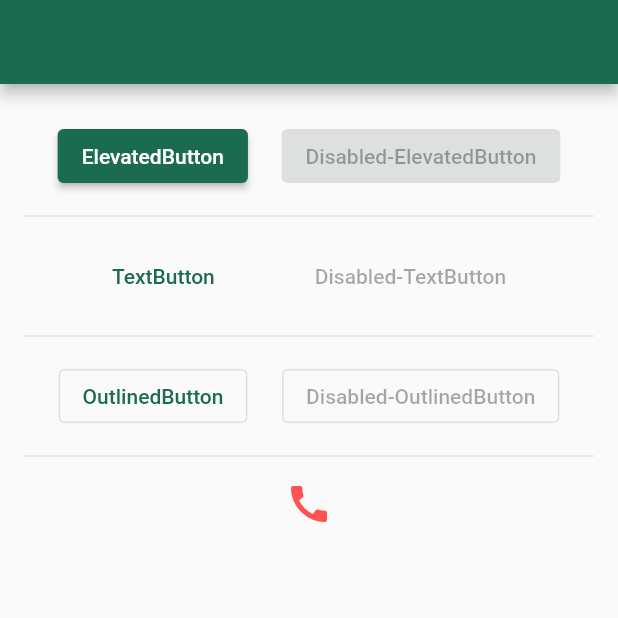
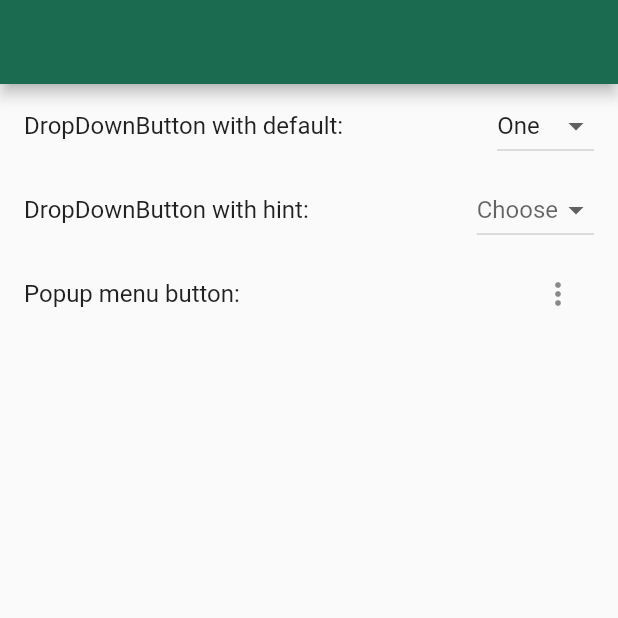
Before and after one commit to ForhadIsrafil/my-flutter-basics-code-modules, a Flutter app: the screen it shows after launch, on a phone screen of 412 x 824 dp, the top half of it. Run offline on Flutter 3.47's test engine with Material 2 defaults, Android fonts, the phone set to English and light mode, and no system bars; our stand-ins replace fluttertoast.

Commit message:
dropdown examples

```diff
--- /dev/null
+++ b/lib/basics_widgets/dropdown_examples.dart
@@ -0,0 +1,84 @@
+import 'dart:core';
+import 'package:flutter/material.dart';
+
+class DropdownExamples extends StatefulWidget {
+  const DropdownExamples({super.key});
+
+  @override
+  State<DropdownExamples> createState() => _DropdownExamplesState();
+}
+
+class _DropdownExamplesState extends State<DropdownExamples> {
+  static const _menuItems = <String>["One", "Two", "Three", "Four"];
+
+  final _dropMenuItems = _menuItems
+      .map(
+        (String value) => DropdownMenuItem<String>(
+          value: value,
+          child: Text(value),
+        ),
+      )
+      .toList();
+
+  final _popUpMenuItems = _menuItems
+      .map(
+        (String value) => PopupMenuItem<String>(
+          value: value,
+          child: Text(value),
+        ),
+      )
+      .toList();
+
+  String _btn1SelectedVal = "One";
+  String? _btn2SelectedVal;
+  late String _btn3SelectedVal;
+
+  @override
+  Widget build(BuildContext context) {
+    return Scaffold(
+      appBar: AppBar(),
+      body: Column(
+        children: [
+          ListTile(
+            title: const Text('DropDownButton with default:'),
+            trailing: DropdownButton<String>(
+              items: _dropMenuItems,
+              value: _btn1SelectedVal,
+              onChanged: (String? newValue) {
+                if (newValue != null) {
+                  setState(() => _btn1SelectedVal = newValue);
+                }
+              },
+            ),
+          ),
+          ListTile(
+            title: const Text('DropDownButton with hint:'),
+            trailing: DropdownButton<String>(
+              items: _dropMenuItems,
+              value: _btn2SelectedVal,
+              hint: const Text("Choose"),
+              onChanged: (String? newValue) {
+                setState(() => _btn2SelectedVal = newValue);
+              },
+            ),
+          ),
+          ListTile(
+            title: const Text('Popup menu button:'),
+            trailing: PopupMenuButton<String>(
+              onSelected: (String newValue) {
+                _btn3SelectedVal = newValue;
+                ScaffoldMessenger.of(context).showSnackBar(
+                  SnackBar(
+                    content: Text(_btn3SelectedVal),
+                    backgroundColor: Colors.blueGrey,
+                  ),
+                );
+              },
+              itemBuilder: (BuildContext context) => _popUpMenuItems,
+            ),
+          ),
+        ],
+      ),
+    );
+  }
+}
--- a/lib/main.dart
+++ b/lib/main.dart
@@ -1,6 +1,6 @@
 import 'dart:async';
 import 'package:flutter/material.dart';
-import 'basics_widgets/buttons_examples.dart';
+import 'basics_widgets/dropdown_examples.dart';
 
 void main() => runApp(const MyApp());
 
@@ -18,7 +18,7 @@ class MyApp extends StatelessWidget {
           // primarySwatch: Colors.indigo,
           colorScheme: ColorScheme.fromSeed(
               seedColor: const Color.fromARGB(255, 183, 244, 216))),
-      home: const ButtonsExamples(),
+      home: const DropdownExamples(),
     );
   }
 }
```
